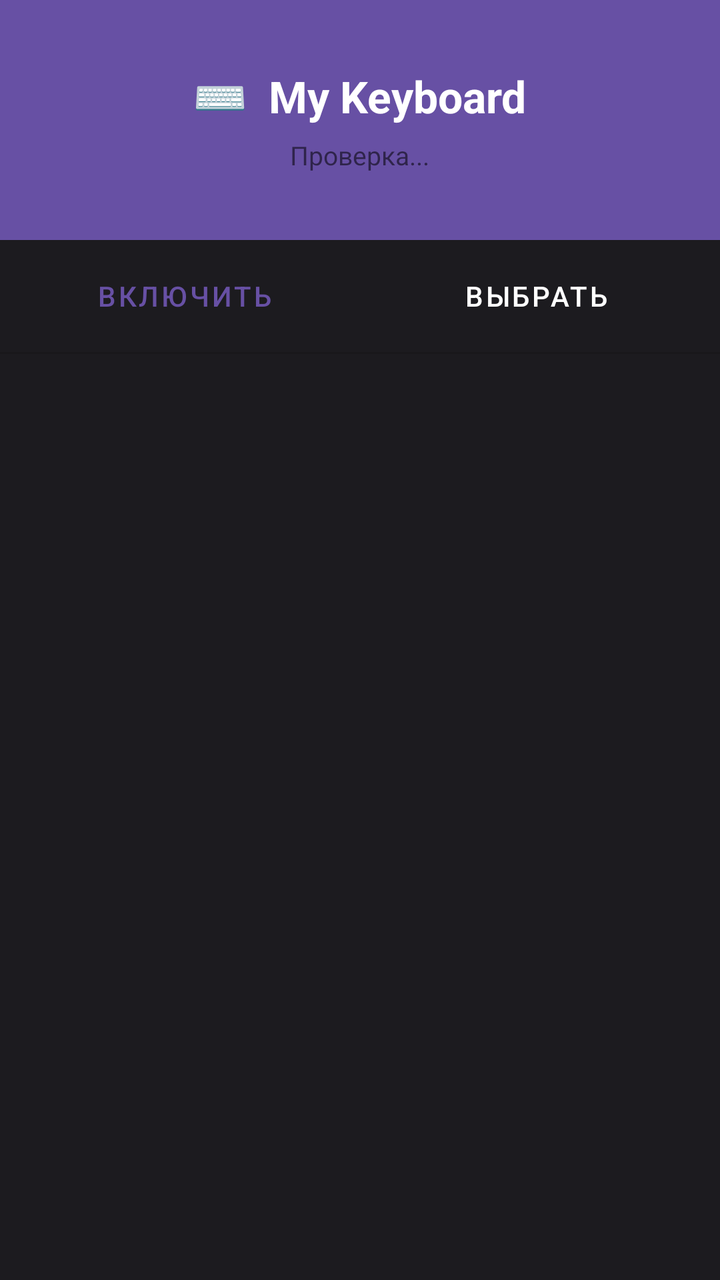
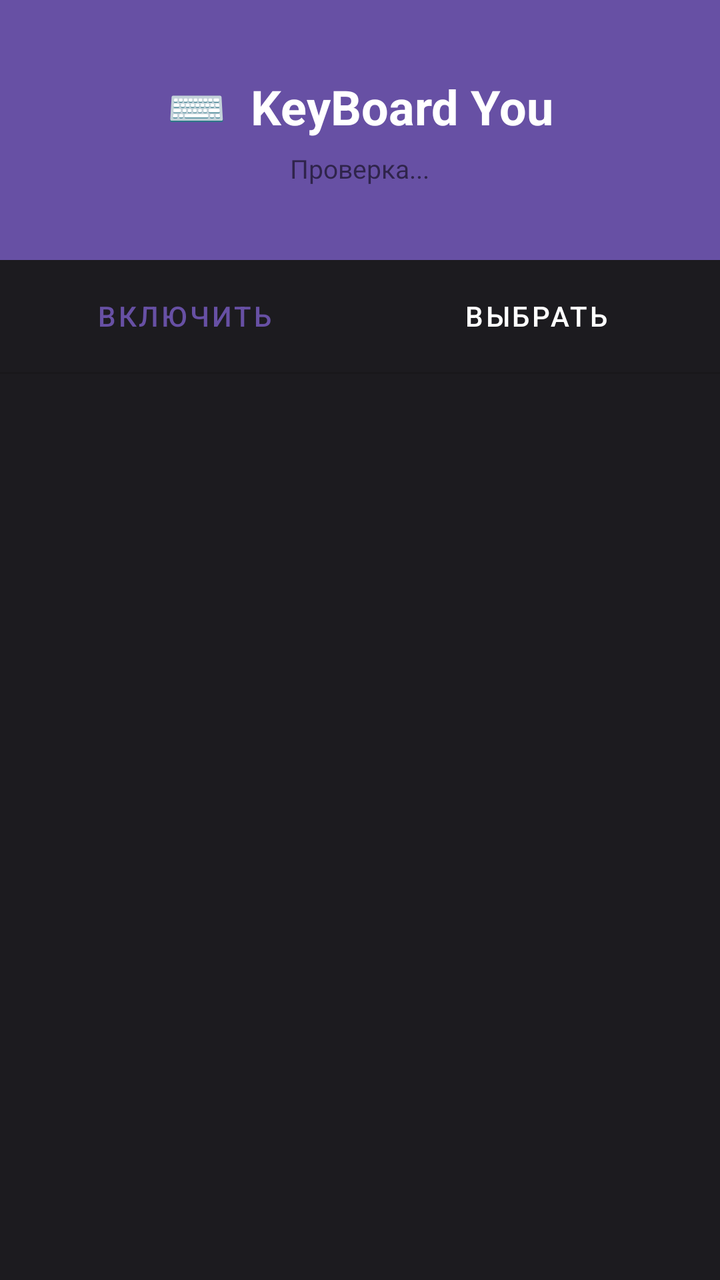

Two renders of the same Android screen: before a commit and after it. Below are the layout's source before the change and the commit's diff.
<!-- AndroidManifest.xml: application theme Theme.MyKeyboard -->
<!-- res/layout/activity_main.xml -->
<?xml version="1.0" encoding="utf-8"?>
<LinearLayout xmlns:android="http://schemas.android.com/apk/res/android"
    android:layout_width="match_parent" android:layout_height="match_parent"
    android:orientation="vertical" android:background="?attr/colorSurface">
    <LinearLayout android:layout_width="match_parent" android:layout_height="120dp"
        android:orientation="vertical" android:gravity="center"
        android:background="?attr/colorPrimary" android:padding="16dp">
        <TextView android:layout_width="wrap_content" android:layout_height="wrap_content"
            android:text="⌨️  My Keyboard" android:textSize="22sp"
            android:textColor="#FFFFFF" android:textStyle="bold"/>
        <TextView android:id="@+id/tv_status" android:layout_width="wrap_content"
            android:layout_height="wrap_content" android:textSize="13sp"
            android:layout_marginTop="6dp" android:text="Проверка..."/>
    </LinearLayout>
    <LinearLayout android:layout_width="match_parent" android:layout_height="56dp"
        android:orientation="horizontal" android:padding="10dp" android:gravity="center">
        <Button android:id="@+id/btn_enable" android:layout_width="0dp"
            android:layout_height="match_parent" android:layout_weight="1"
            android:layout_marginEnd="6dp" android:text="Включить"
            style="@style/Widget.MaterialComponents.Button.OutlinedButton"/>
        <Button android:id="@+id/btn_select" android:layout_width="0dp"
            android:layout_height="match_parent" android:layout_weight="1"
            android:layout_marginStart="6dp" android:text="Выбрать"
            style="@style/Widget.MaterialComponents.Button"/>
    </LinearLayout>
    <View android:layout_width="match_parent" android:layout_height="1dp"
        android:background="?attr/colorControlHighlight"/>
    <androidx.recyclerview.widget.RecyclerView
        android:id="@+id/rv_settings" android:layout_width="match_parent"
        android:layout_height="0dp" android:layout_weight="1"/>
</LinearLayout>
<!-- resources referenced by this layout -->
<resources>
  <style name="Theme.MyKeyboard" parent="Theme.MyKeyboard.Dark" />
  <style name="Theme.MyKeyboard.Dark" parent="Theme.MaterialComponents.DayNight.DarkActionBar">
          <item name="colorPrimary">#FF6750A4</item>
          <item name="colorPrimaryVariant">#FF4F378B</item>
          <item name="colorOnPrimary">#FFFFFFFF</item>
          <item name="colorSurface">#FF1C1B1F</item>
          <item name="colorOnSurface">#FFE6E1E5</item>
          <item name="android:windowBackground">#FF1C1B1F</item>
          <item name="android:statusBarColor">#FF1C1B1F</item>
      </style>
</resources>

<!-- the commit's change to res/layout/activity_main.xml (unified diff, before → after) -->
@@ -2,11 +2,11 @@
 <LinearLayout xmlns:android="http://schemas.android.com/apk/res/android"
     android:layout_width="match_parent" android:layout_height="match_parent"
     android:orientation="vertical" android:background="?attr/colorSurface">
-    <LinearLayout android:layout_width="match_parent" android:layout_height="120dp"
+    <LinearLayout android:layout_width="match_parent" android:layout_height="130dp"
         android:orientation="vertical" android:gravity="center"
         android:background="?attr/colorPrimary" android:padding="16dp">
         <TextView android:layout_width="wrap_content" android:layout_height="wrap_content"
-            android:text="⌨️  My Keyboard" android:textSize="22sp"
+            android:text="⌨️  KeyBoard You" android:textSize="24sp"
             android:textColor="#FFFFFF" android:textStyle="bold"/>
         <TextView android:id="@+id/tv_status" android:layout_width="wrap_content"
             android:layout_height="wrap_content" android:textSize="13sp"
@@ -27,5 +27,6 @@
         android:background="?attr/colorControlHighlight"/>
     <androidx.recyclerview.widget.RecyclerView
         android:id="@+id/rv_settings" android:layout_width="match_parent"
-        android:layout_height="0dp" android:layout_weight="1"/>
+        android:layout_height="0dp" android:layout_weight="1"
+        android:paddingBottom="80dp" android:clipToPadding="false"/>
 </LinearLayout>
